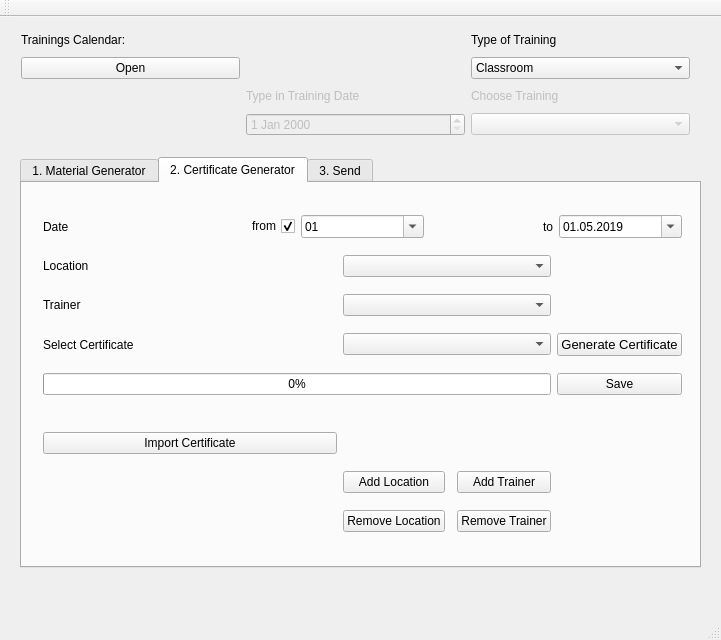
First picture: the form in ui/mainwindow.ui, repository QVllasa/TrainingTool, before the edit.
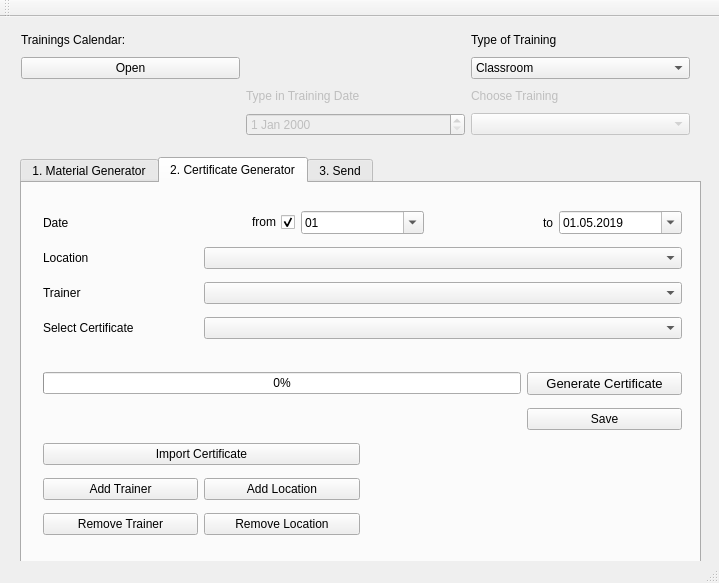
Second picture: the form after the edit. The open tabs and pages were chosen to show the change.

The edit to the form file:
```diff
--- a/ui/mainwindow.ui
+++ b/ui/mainwindow.ui
@@ -6,20 +6,20 @@
    <rect>
     <x>0</x>
     <y>0</y>
-    <width>721</width>
-    <height>640</height>
+    <width>719</width>
+    <height>583</height>
    </rect>
   </property>
   <property name="minimumSize">
    <size>
-    <width>626</width>
-    <height>566</height>
+    <width>719</width>
+    <height>583</height>
    </size>
   </property>
   <property name="maximumSize">
    <size>
-    <width>900</width>
-    <height>900</height>
+    <width>719</width>
+    <height>583</height>
    </size>
   </property>
   <property name="windowTitle">
@@ -161,14 +161,7 @@
        </rect>
       </property>
       <layout class="QGridLayout" name="gridLayout_3">
-       <item row="1" column="0">
-        <widget class="QLabel" name="label_10">
-         <property name="text">
-          <string>Location</string>
-         </property>
-        </widget>
-       </item>
-       <item row="0" column="0" colspan="5">
+       <item row="0" column="2" colspan="4">
         <layout class="QHBoxLayout" name="horizontalLayout">
          <item>
           <widget class="QLabel" name="label_8">
@@ -236,103 +229,110 @@
          </item>
         </layout>
        </item>
-       <item row="3" column="4">
-        <widget class="QPushButton" name="generateCert">
-         <property name="font">
-          <font>
-           <pointsize>10</pointsize>
-          </font>
-         </property>
-         <property name="text">
-          <string>Generate Certificate</string>
-         </property>
-        </widget>
-       </item>
-       <item row="6" column="0">
-        <spacer name="horizontalSpacer_2">
-         <property name="orientation">
-          <enum>Qt::Horizontal</enum>
-         </property>
-         <property name="sizeHint" stdset="0">
-          <size>
-           <width>40</width>
-           <height>20</height>
-          </size>
-         </property>
-        </spacer>
-       </item>
-       <item row="7" column="0">
-        <widget class="QPushButton" name="addCertificate">
-         <property name="text">
-          <string>Import Certificate</string>
-         </property>
-        </widget>
-       </item>
-       <item row="5" column="0" colspan="4">
-        <widget class="QProgressBar" name="progressBarCert">
-         <property name="value">
-          <number>0</number>
-         </property>
-        </widget>
-       </item>
-       <item row="3" column="1" colspan="3">
-        <widget class="QComboBox" name="certCombo"/>
-       </item>
-       <item row="2" column="1" colspan="3">
-        <widget class="QComboBox" name="trainerCombo"/>
-       </item>
-       <item row="9" column="3">
+       <item row="14" column="2">
         <widget class="QPushButton" name="removeTrainer">
          <property name="text">
           <string>Remove Trainer</string>
          </property>
         </widget>
        </item>
-       <item row="3" column="0">
+       <item row="3" column="2">
         <widget class="QLabel" name="label_5">
          <property name="text">
           <string>Select Certificate</string>
          </property>
         </widget>
        </item>
-       <item row="5" column="4">
-        <widget class="QPushButton" name="saveCert">
-         <property name="text">
-          <string>Save</string>
-         </property>
-        </widget>
-       </item>
-       <item row="2" column="0">
-        <widget class="QLabel" name="label_9">
-         <property name="text">
-          <string>Trainer</string>
-         </property>
-        </widget>
-       </item>
-       <item row="1" column="1" colspan="3">
-        <widget class="QComboBox" name="locationCombo"/>
-       </item>
-       <item row="8" column="3">
+       <item row="13" column="2">
         <widget class="QPushButton" name="addTrainer">
          <property name="text">
           <string>Add Trainer</string>
          </property>
         </widget>
        </item>
-       <item row="8" column="1">
+       <item row="4" column="2" colspan="4">
+        <spacer name="horizontalSpacer">
+         <property name="orientation">
+          <enum>Qt::Horizontal</enum>
+         </property>
+         <property name="sizeHint" stdset="0">
+          <size>
+           <width>40</width>
+           <height>20</height>
+          </size>
+         </property>
+        </spacer>
+       </item>
+       <item row="1" column="2">
+        <widget class="QLabel" name="label_10">
+         <property name="text">
+          <string>Location</string>
+         </property>
+        </widget>
+       </item>
+       <item row="13" column="3">
         <widget class="QPushButton" name="addLocation">
          <property name="text">
           <string>Add Location</string>
          </property>
         </widget>
        </item>
-       <item row="9" column="1">
+       <item row="14" column="3">
         <widget class="QPushButton" name="removeLocation">
          <property name="text">
           <string>Remove Location</string>
          </property>
         </widget>
        </item>
+       <item row="9" column="2" colspan="2">
+        <widget class="QPushButton" name="addCertificate">
+         <property name="text">
+          <string>Import Certificate</string>
+         </property>
+        </widget>
+       </item>
+       <item row="2" column="2">
+        <widget class="QLabel" name="label_9">
+         <property name="text">
+          <string>Trainer</string>
+         </property>
+        </widget>
+       </item>
+       <item row="5" column="5">
+        <widget class="QPushButton" name="generateCert">
+         <property name="font">
+          <font>
+           <pointsize>10</pointsize>
+          </font>
+         </property>
+         <property name="text">
+          <string>Generate Certificate</string>
+         </property>
+        </widget>
+       </item>
+       <item row="3" column="3" colspan="3">
+        <widget class="QComboBox" name="certCombo"/>
+       </item>
+       <item row="2" column="3" colspan="3">
+        <widget class="QComboBox" name="trainerCombo"/>
+       </item>
+       <item row="1" column="3" colspan="3">
+        <widget class="QComboBox" name="locationCombo"/>
+       </item>
+       <item row="5" column="2" colspan="3">
+        <widget class="QProgressBar" name="progressBarCert">
+         <property name="value">
+          <number>0</number>
+         </property>
+        </widget>
+       </item>
+       <item row="6" column="5">
+        <widget class="QPushButton" name="saveCert">
+         <property name="text">
+          <string>Save</string>
+         </property>
+        </widget>
+       </item>
       </layout>
      </widget>
     </widget>
```
Left out of the diff: 72 changed lines with no effect on the pictures.
